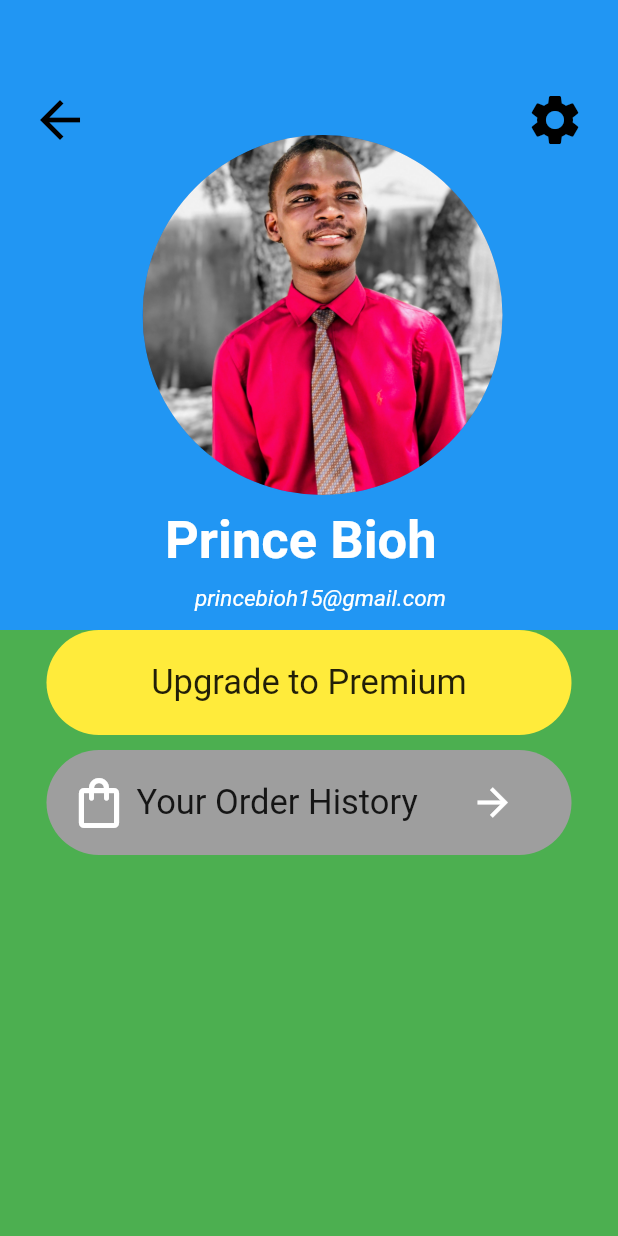
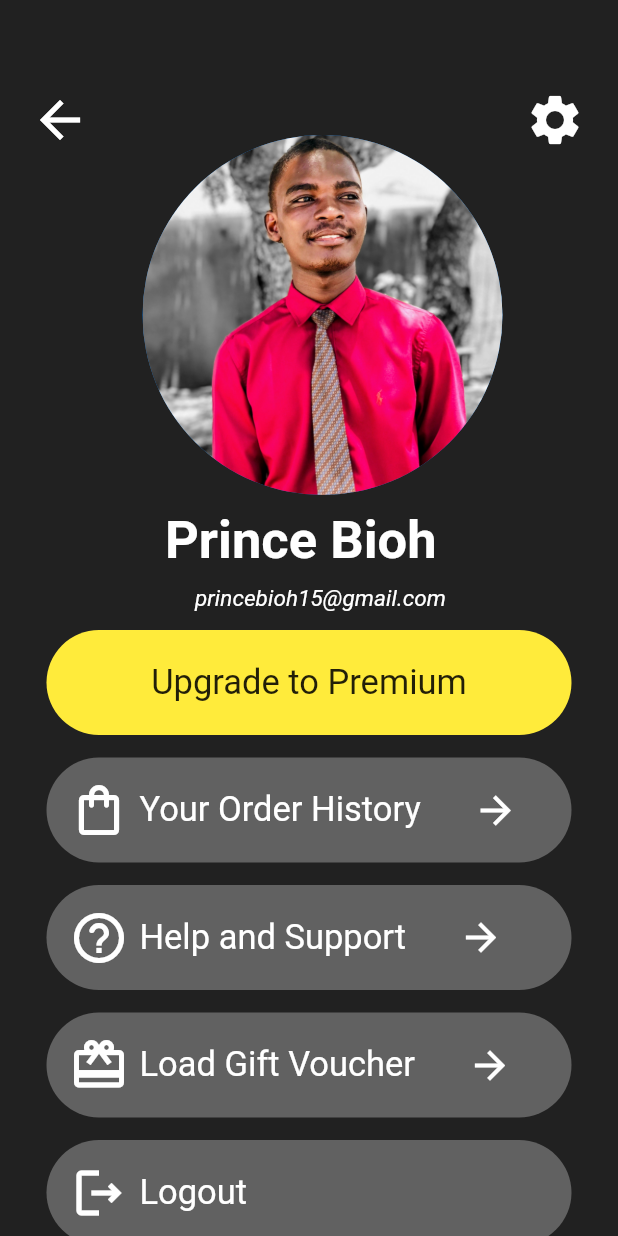
Before and after one commit to princebioh/Basic-Profile-Settings-UI-Flutter, a Flutter app: the screen it shows after launch, on a phone screen of 412 x 824 dp. Run offline on Flutter 3.47's test engine with Material 2 defaults, Android fonts, the phone set to English and light mode, and no system bars; Roboto replaces fonts that are missing (Calibri, Verdana).

Commit message:
Complete Layout and Background Color Added

```diff
--- a/lib/main.dart
+++ b/lib/main.dart
@@ -11,13 +11,12 @@ class HomePage extends StatelessWidget {
   @override
   Widget build(BuildContext context) {
     return MaterialApp(
-      debugShowCheckedModeBanner: true,
+      debugShowCheckedModeBanner: false,
       home: Scaffold(
-        backgroundColor: Colors.grey[500],
+        backgroundColor: Colors.grey[900],
         body: Column(
           children: [
-            Container(
-              color: Colors.blue,
+            SizedBox(
               height: 420,
               width: 500,
               child: Stack(children: const [
@@ -26,7 +25,7 @@ class HomePage extends StatelessWidget {
                   left: 20,
                   child: Icon(
                     Icons.arrow_back,
-                    color: Colors.black,
+                    color: Colors.white,
                     size: 40,
                   ),
                 ),
@@ -35,7 +34,7 @@ class HomePage extends StatelessWidget {
                   left: 350,
                   child: Icon(
                     Icons.settings,
-                    color: Colors.black,
+                    color: Colors.white,
                     size: 40,
                   ),
                 ),
@@ -71,8 +70,7 @@ class HomePage extends StatelessWidget {
                     )),
               ]),
             ),
-            Container(
-              color: Colors.green,
+            SizedBox(
               height: 512,
               width: 500,
               child: Column(
@@ -96,13 +94,36 @@ class HomePage extends StatelessWidget {
                     ),
                   ),
                   const SizedBox(
-                    height: 10,
+                    height: 15,
                   ),
                   const ExternalButtons(
                     leadingIcon: Icons.shopping_bag_outlined,
                     textButton: "Your Order History",
                     lastIcon: Icons.arrow_forward,
-                  )
+                  ),
+                  const SizedBox(
+                    height: 15,
+                  ),
+                  const ExternalButtons(
+                    leadingIcon: Icons.help_outline_rounded,
+                    textButton: "Help and Support",
+                    lastIcon: Icons.arrow_forward,
+                  ),
+                  const SizedBox(
+                    height: 15,
+                  ),
+                  const ExternalButtons(
+                    leadingIcon: Icons.card_giftcard_outlined,
+                    textButton: "Load Gift Voucher",
+                    lastIcon: Icons.arrow_forward,
+                  ),
+                  const SizedBox(
+                    height: 15,
+                  ),
+                  const ExternalButtons(
+                    leadingIcon: Icons.logout_outlined,
+                    textButton: "Logout",
+                  ),
                 ],
               ),
             )
--- a/lib/widgets/external_buttons.dart
+++ b/lib/widgets/external_buttons.dart
@@ -15,7 +15,7 @@ class ExternalButtons extends StatelessWidget {
   Widget build(BuildContext context) {
     return Container(
       decoration: BoxDecoration(
-        color: Colors.grey[500],
+        color: Colors.grey[700],
         borderRadius: BorderRadius.circular(50),
       ),
       width: 350,
@@ -31,14 +31,18 @@ class ExternalButtons extends StatelessWidget {
             ),
           ),
           const SizedBox(
-            width: 5,
+            width: 7,
           ),
           Text(
             textButton,
-            style: const TextStyle(fontFamily: "Verdana", fontSize: 23),
+            style: const TextStyle(
+                fontFamily: "Verdana", fontSize: 23, color: Colors.white),
+          ),
+          const SizedBox(
+            width: 5,
           ),
           Padding(
-            padding: const EdgeInsets.only(left: 35),
+            padding: const EdgeInsets.only(left: 30),
             child: Icon(
               lastIcon,
               size: 30,
```
